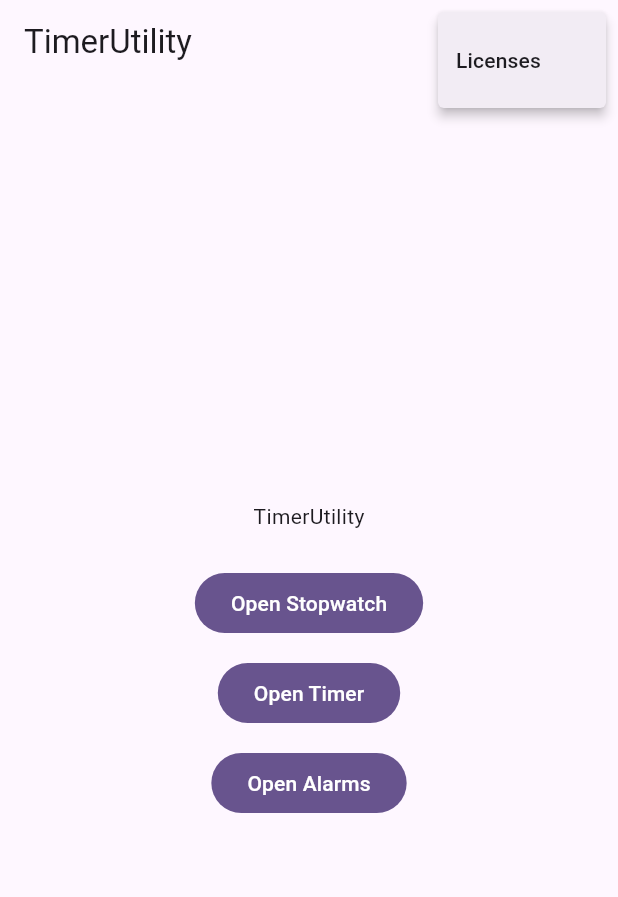
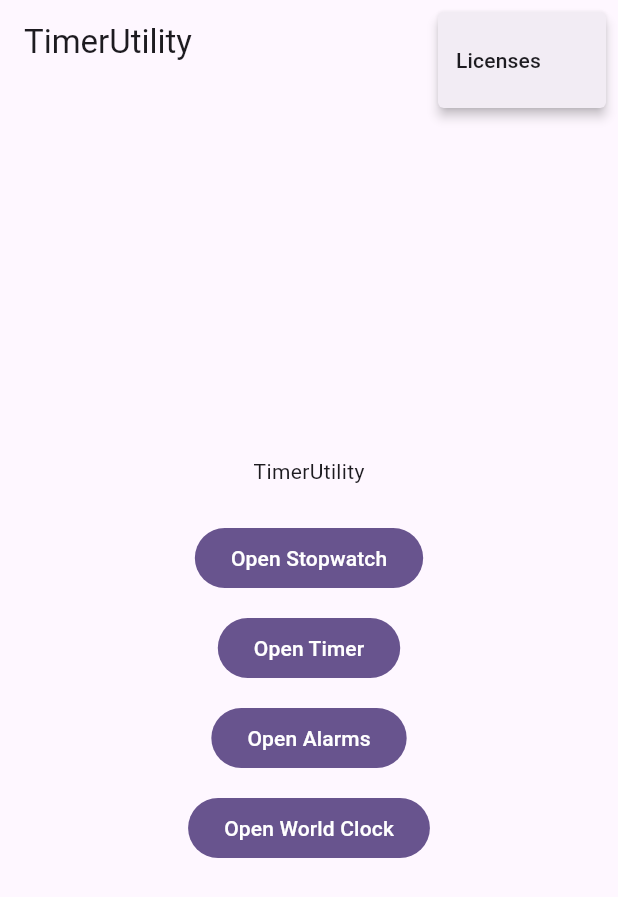
Before and after one commit to Bonkoturyu/TimerUtility, a Flutter app: the screen it shows after launch, after a tap on the "more vert" icon, on a phone screen of 412 x 824 dp. Shown: the top 897 px of the screen. Run offline on Flutter 3.47's test engine with Material 3 defaults, Android fonts, the phone set to English and light mode, and no system bars; our stand-ins replace audioplayers, clock, drift, drift_flutter, flutter_local_notifications, flutter_riverpod and 10 more; accounts and stored records are empty; generated files the repository leaves out were written again.

Commit message:
feat(phase-10.5): wire clock routes, home button, l10n & docs
Phase 10.5 Session 5 / 5 (final): wire Session 1-4 widgets/screens
into main.dart router and HomeScreen, complete l10n, update docs,
and close Phase 10.5.

- main.dart: add /clock and /clock/locations GoRoutes via static
  routeLocation constants, plus home_open_clock_button on HomeScreen
- ARB: add homeOpenClock and clockEmptyHint (ja/en); other 7 keys
  were added in Sessions 1-4
- clock_design_a/b/c.dart: replace deferred English literals with
  l.clockEmptyHint; widget tests gain localizationsDelegates so
  AppLocalizations.of(context) resolves under MaterialApp
- test/presentation/screens/home_screen_test.dart: new (4 button-tap
  smoke scenarios covering Stopwatch / Timer / Alarm / Clock)
- docs/architecture.md, state-management.md, domain-model.md:
  flip Phase 10.5 entries from yotei to jisso-zumi; add
  timezoneResolverProvider, utc_offset_formatter, page_navigation_hint;
  add Presentation reference subsection to Clock Aggregate

flutter analyze: clean. flutter test: 502 passed (was 498).

Closes Phase 10.5 except for the Pixel 6a real-device verification
(BACKLOG.md L561-568, 6 scenarios) which is user-driven post-merge.

Co-Authored-By: Claude Opus 4.7 (1M context) <noreply@anthropic.com>

```diff
--- a/lib/l10n/app_en.arb
+++ b/lib/l10n/app_en.arb
@@ -5,6 +5,7 @@
   "homeOpenStopwatch": "Open Stopwatch",
   "homeOpenTimer": "Open Timer",
   "homeOpenAlarm": "Open Alarms",
+  "homeOpenClock": "Open World Clock",
 
   "stopwatchAppBarTitle": "Stopwatch",
   "stopwatchStart": "Start",
@@ -217,5 +218,6 @@
       "count": {"type": "int"}
     }
   },
-  "clockLocationPickerCatalogEmpty": "All available cities are already pinned"
+  "clockLocationPickerCatalogEmpty": "All available cities are already pinned",
+  "clockEmptyHint": "No cities yet — tap menu to add"
 }
--- a/lib/l10n/app_ja.arb
+++ b/lib/l10n/app_ja.arb
@@ -5,6 +5,7 @@
   "homeOpenStopwatch": "ストップウォッチを開く",
   "homeOpenTimer": "タイマーを開く",
   "homeOpenAlarm": "アラームを開く",
+  "homeOpenClock": "世界時計を開く",
 
   "stopwatchAppBarTitle": "ストップウォッチ",
   "stopwatchStart": "開始",
@@ -217,5 +218,6 @@
       "count": {"type": "int"}
     }
   },
-  "clockLocationPickerCatalogEmpty": "すべての都市が登録済みです"
+  "clockLocationPickerCatalogEmpty": "すべての都市が登録済みです",
+  "clockEmptyHint": "都市が登録されていません — メニューから追加してください"
 }
--- a/lib/l10n/app_localizations.dart
+++ b/lib/l10n/app_localizations.dart
@@ -121,6 +121,12 @@ abstract class AppLocalizations {
   /// In ja, this message translates to:
   /// **'アラームを開く'**
   String get homeOpenAlarm;
+
+  /// No description provided for @homeOpenClock.
+  ///
+  /// In ja, this message translates to:
+  /// **'世界時計を開く'**
+  String get homeOpenClock;
 
   /// No description provided for @stopwatchAppBarTitle.
   ///
@@ -901,6 +907,12 @@ abstract class AppLocalizations {
   /// In ja, this message translates to:
   /// **'すべての都市が登録済みです'**
   String get clockLocationPickerCatalogEmpty;
+
+  /// No description provided for @clockEmptyHint.
+  ///
+  /// In ja, this message translates to:
+  /// **'都市が登録されていません — メニューから追加してください'**
+  String get clockEmptyHint;
 }
 
 class _AppLocalizationsDelegate
--- a/lib/l10n/app_localizations_en.dart
+++ b/lib/l10n/app_localizations_en.dart
@@ -19,6 +19,9 @@ class AppLocalizationsEn extends AppLocalizations {
 
   @override
   String get homeOpenAlarm => 'Open Alarms';
+
+  @override
+  String get homeOpenClock => 'Open World Clock';
 
   @override
   String get stopwatchAppBarTitle => 'Stopwatch';
@@ -492,4 +495,7 @@ class AppLocalizationsEn extends AppLocalizations {
   @override
   String get clockLocationPickerCatalogEmpty =>
       'All available cities are already pinned';
+
+  @override
+  String get clockEmptyHint => 'No cities yet — tap menu to add';
 }
--- a/lib/l10n/app_localizations_ja.dart
+++ b/lib/l10n/app_localizations_ja.dart
@@ -19,6 +19,9 @@ class AppLocalizationsJa extends AppLocalizations {
 
   @override
   String get homeOpenAlarm => 'アラームを開く';
+
+  @override
+  String get homeOpenClock => '世界時計を開く';
 
   @override
   String get stopwatchAppBarTitle => 'ストップウォッチ';
@@ -444,4 +447,7 @@ class AppLocalizationsJa extends AppLocalizations {
 
   @override
   String get clockLocationPickerCatalogEmpty => 'すべての都市が登録済みです';
+
+  @override
+  String get clockEmptyHint => '都市が登録されていません — メニューから追加してください';
 }
--- a/lib/main.dart
+++ b/lib/main.dart
@@ -30,6 +30,8 @@ import 'l10n/app_localizations.dart';
 import 'presentation/screens/alarm_edit_screen.dart';
 import 'presentation/screens/alarm_list_screen.dart';
 import 'presentation/screens/alarm_ringing_screen.dart';
+import 'presentation/screens/clock_location_picker_screen.dart';
+import 'presentation/screens/clock_screen.dart';
 import 'presentation/screens/licenses_screen.dart';
 import 'presentation/screens/preset_manage_screen.dart';
 import 'presentation/screens/stopwatch_screen.dart';
@@ -284,6 +286,16 @@ Future<void> main() async {
             AlarmEditScreen(alarmId: state.pathParameters['id']),
       ),
       GoRoute(
+        path: ClockScreen.routeLocation,
+        builder: (BuildContext context, GoRouterState state) =>
+            const ClockScreen(),
+      ),
+      GoRoute(
+        path: ClockLocationPickerScreen.routeLocation,
+        builder: (BuildContext context, GoRouterState state) =>
+            const ClockLocationPickerScreen(),
+      ),
+      GoRoute(
         path: LicensesScreen.routeLocation,
         builder: (BuildContext context, GoRouterState state) =>
             const LicensesScreen(),
@@ -424,6 +436,12 @@ class HomeScreen extends StatelessWidget {
               onPressed: () => context.push(AlarmListScreen.routeLocation),
               child: Text(l.homeOpenAlarm),
             ),
+            const SizedBox(height: 12),
+            FilledButton(
+              key: const Key('home_open_clock_button'),
+              onPressed: () => context.push(ClockScreen.routeLocation),
+              child: Text(l.homeOpenClock),
+            ),
           ],
         ),
       ),
```
Also changed, not shown: lib/presentation/widgets/clock_design_a.dart (+5 -7 lines), lib/presentation/widgets/clock_design_b.dart (+4 -5 lines), lib/presentation/widgets/clock_design_c.dart (+4 -5 lines), 9 other files.
